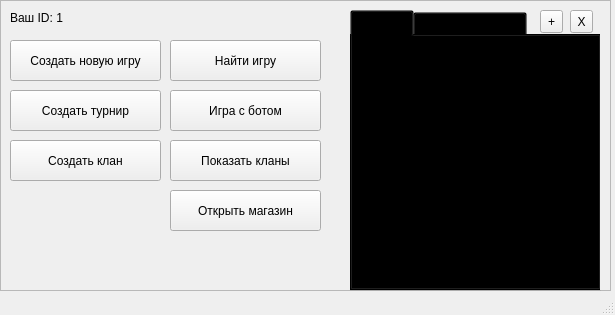
ChazGrant/Battleship, file Client/mainmenu.ui: the form before one commit.
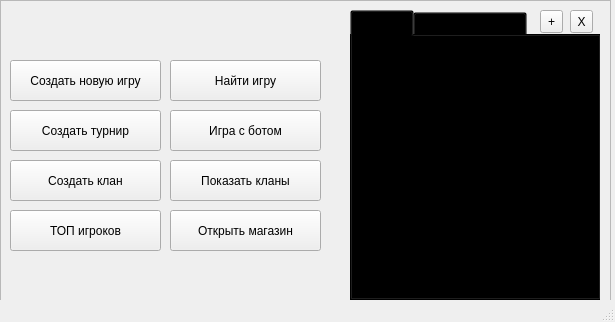
The form after the commit.

Diff of the .ui file:
```diff
--- a/Client/mainmenu.ui
+++ b/Client/mainmenu.ui
@@ -7,7 +7,7 @@
     <x>0</x>
     <y>0</y>
     <width>615</width>
-    <height>315</height>
+    <height>322</height>
    </rect>
   </property>
   <property name="windowTitle">
@@ -20,7 +20,7 @@
       <x>0</x>
       <y>0</y>
       <width>611</width>
-      <height>291</height>
+      <height>301</height>
      </rect>
     </property>
     <property name="frameShape">
@@ -34,19 +34,19 @@
       <rect>
        <x>10</x>
        <y>10</y>
-       <width>141</width>
-       <height>16</height>
+       <width>321</width>
+       <height>41</height>
       </rect>
      </property>
      <property name="text">
-      <string>Ваш ID: 1</string>
+      <string/>
      </property>
     </widget>
     <widget class="QPushButton" name="createNewGameButton">
      <property name="geometry">
       <rect>
        <x>10</x>
-       <y>40</y>
+       <y>60</y>
        <width>151</width>
        <height>41</height>
       </rect>
@@ -59,7 +59,7 @@
      <property name="geometry">
       <rect>
        <x>10</x>
-       <y>140</y>
+       <y>160</y>
        <width>151</width>
        <height>41</height>
       </rect>
@@ -72,7 +72,7 @@
      <property name="geometry">
       <rect>
        <x>170</x>
-       <y>140</y>
+       <y>160</y>
        <width>151</width>
        <height>41</height>
       </rect>
@@ -85,7 +85,7 @@
      <property name="geometry">
       <rect>
        <x>10</x>
-       <y>90</y>
+       <y>110</y>
        <width>151</width>
        <height>41</height>
       </rect>
@@ -100,7 +100,7 @@
        <x>350</x>
        <y>10</y>
        <width>251</width>
-       <height>281</height>
+       <height>291</height>
       </rect>
      </property>
      <property name="styleSheet">
@@ -144,7 +144,7 @@
      <property name="geometry">
       <rect>
        <x>170</x>
-       <y>40</y>
+       <y>60</y>
        <width>151</width>
        <height>41</height>
       </rect>
@@ -183,7 +183,7 @@
      <property name="geometry">
       <rect>
        <x>170</x>
-       <y>190</y>
+       <y>210</y>
        <width>151</width>
        <height>41</height>
       </rect>
@@ -196,7 +196,7 @@
      <property name="geometry">
       <rect>
        <x>170</x>
-       <y>90</y>
+       <y>110</y>
        <width>151</width>
        <height>41</height>
       </rect>
@@ -205,6 +205,19 @@
       <string>Игра с ботом</string>
      </property>
     </widget>
+    <widget class="QPushButton" name="openTopPlayersWidget">
+     <property name="geometry">
+      <rect>
+       <x>10</x>
+       <y>210</y>
+       <width>151</width>
+       <height>41</height>
+      </rect>
+     </property>
+     <property name="text">
+      <string>ТОП игроков</string>
+     </property>
+    </widget>
    </widget>
   </widget>
   <widget class="QMenuBar" name="menubar">
```
Left out of the diff: 2 changed lines with no effect on the pictures.
